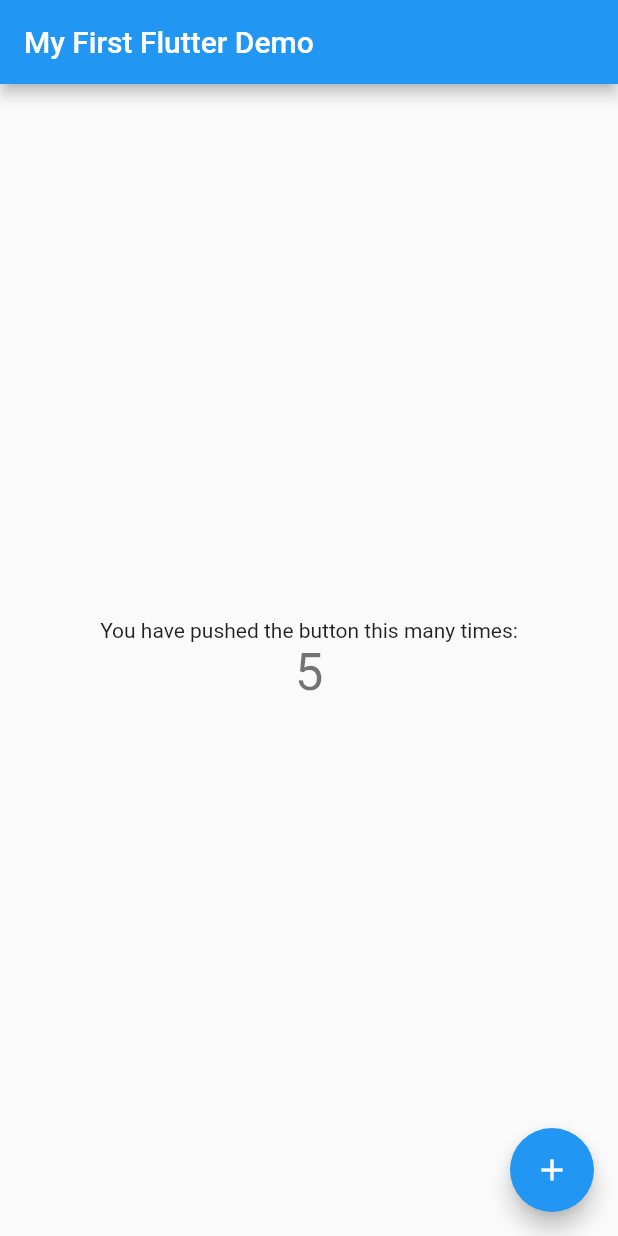
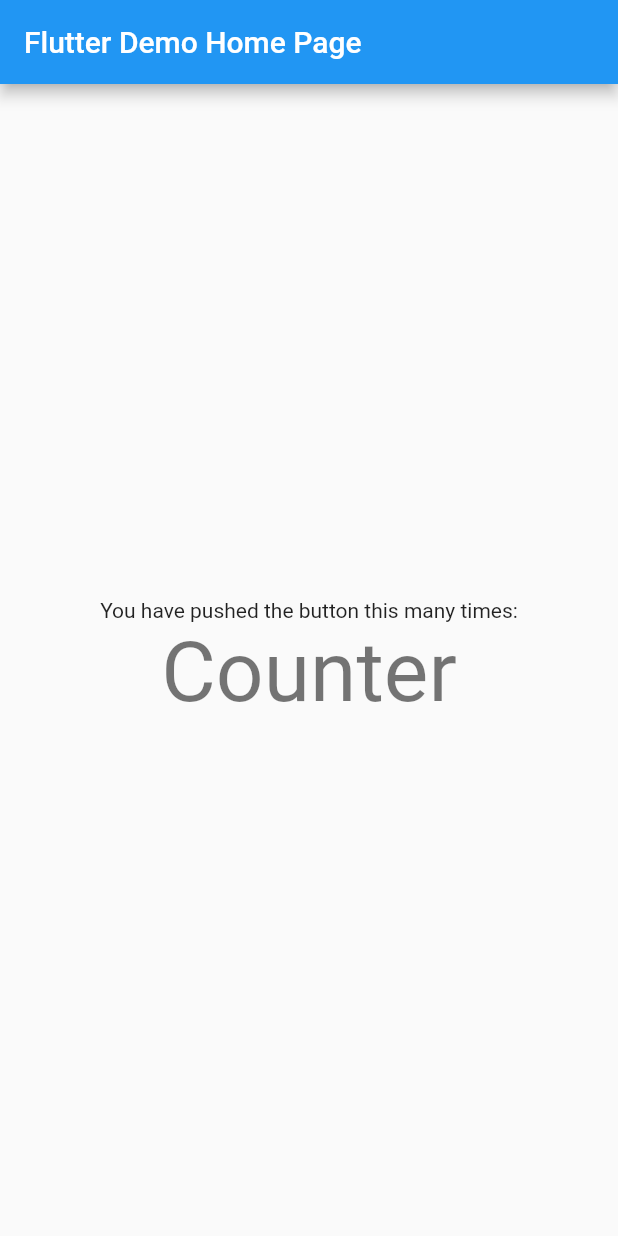
Before and after one commit to plitche/Flutter_start, a Flutter app: the screen it shows after launch, on a phone screen of 412 x 824 dp. Run offline on Flutter 3.47's test engine with Material 2 defaults, Android fonts, the phone set to English and light mode, and no system bars.

Commit message:
3. 카운팅 앱 만들기1

```diff
--- /dev/null
+++ b/Arragement/3. 카운팅 앱 만들기1.txt
@@ -0,0 +1,2 @@
+3. 카운팅 앱 만들기1
+	- lib 폴더에 대부분의 리소스들이 저장되어 있다.
--- a/Project/my_first_flutter_project/lib/main.dart
+++ b/Project/my_first_flutter_project/lib/main.dart
@@ -1,115 +1,42 @@
 import 'package:flutter/material.dart';
 
-void main() {
-  runApp(const MyApp());
-}
+void main() => runApp(MyApp());
 
+// Status less방식과 state ful 방식
 class MyApp extends StatelessWidget {
-  const MyApp({super.key});
-
-  // This widget is the root of your application.
   @override
-  Widget build(BuildContext context) {
+  Widget build(BuildContext context) { // App을 build
     return MaterialApp(
       title: 'Flutter Demo',
-      theme: ThemeData(
-        // This is the theme of your application.
-        //
-        // Try running your application with "flutter run". You'll see the
-        // application has a blue toolbar. Then, without quitting the app, try
-        // changing the primarySwatch below to Colors.green and then invoke
-        // "hot reload" (press "r" in the console where you ran "flutter run",
-        // or simply save your changes to "hot reload" in a Flutter IDE).
-        // Notice that the counter didn't reset back to zero; the application
-        // is not restarted.
-        primarySwatch: Colors.blue,
-      ),
-      home: const MyHomePage(title: 'My First Flutter Demo'),
+      theme: ThemeData(primarySwatch: Colors.blue),
+      home: MyHomePage(title: 'Flutter Demo Home Page')
     );
   }
 }
 
 class MyHomePage extends StatefulWidget {
-  const MyHomePage({super.key, required this.title});
+  final String title;
 
-  // This widget is the home page of your application. It is stateful, meaning
-  // that it has a State object (defined below) that contains fields that affect
-  // how it looks.
+  MyHomePage({Key? key, required this.title}) : super(key: key);
 
-  // This class is the configuration for the state. It holds the values (in this
-  // case the title) provided by the parent (in this case the App widget) and
-  // used by the build method of the State. Fields in a Widget subclass are
-  // always marked "final".
-
-  final String title;
+  // const MyHomePage({Key? key}) : super(key: key);
 
   @override
   State<MyHomePage> createState() => _MyHomePageState();
 }
 
 class _MyHomePageState extends State<MyHomePage> {
-  int _counter = 5;
-
-  void _incrementCounter() {
-    setState(() {
-      // This call to setState tells the Flutter framework that something has
-      // changed in this State, which causes it to rerun the build method below
-      // so that the display can reflect the updated values. If we changed
-      // _counter without calling setState(), then the build method would not be
-      // called again, and so nothing would appear to happen.
-      _counter += 2;
-    });
-  }
-
   @override
   Widget build(BuildContext context) {
-    // This method is rerun every time setState is called, for instance as done
-    // by the _incrementCounter method above.
-    //
-    // The Flutter framework has been optimized to make rerunning build methods
-    // fast, so that you can just rebuild anything that needs updating rather
-    // than having to individually change instances of widgets.
     return Scaffold(
-      appBar: AppBar(
-        // Here we take the value from the MyHomePage object that was created by
-        // the App.build method, and use it to set our appbar title.
-        title: Text(widget.title),
+      appBar: AppBar(title:Text(widget.title)), // 상단 header바
+      body: Center(
+        child: Column(mainAxisAlignment: MainAxisAlignment.center,
+        children: [
+          Text('You have pushed the button this many times:'),
+          Text('Counter', style: Theme.of(context).textTheme.displayMedium)
+        ],)
       ),
-      body: Center(
-        // Center is a layout widget. It takes a single child and positions it
-        // in the middle of the parent.
-        child: Column(
-          // Column is also a layout widget. It takes a list of children and
-          // arranges them vertically. By default, it sizes itself to fit its
-          // children horizontally, and tries to be as tall as its parent.
-          //
-          // Invoke "debug painting" (press "p" in the console, choose the
-          // "Toggle Debug Paint" action from the Flutter Inspector in Android
-          // Studio, or the "Toggle Debug Paint" command in Visual Studio Code)
-          // to see the wireframe for each widget.
-          //
-          // Column has various properties to control how it sizes itself and
-          // how it positions its children. Here we use mainAxisAlignment to
-          // center the children vertically; the main axis here is the vertical
-          // axis because Columns are vertical (the cross axis would be
-          // horizontal).
-          mainAxisAlignment: MainAxisAlignment.center,
-          children: <Widget>[
-            const Text(
-              'You have pushed the button this many times:',
-            ),
-            Text(
-              '$_counter',
-              style: Theme.of(context).textTheme.headlineMedium,
-            ),
-          ],
-        ),
-      ),
-      floatingActionButton: FloatingActionButton(
-        onPressed: _incrementCounter,
-        tooltip: 'Increment',
-        child: const Icon(Icons.add),
-      ), // This trailing comma makes auto-formatting nicer for build methods.
     );
   }
 }
```
